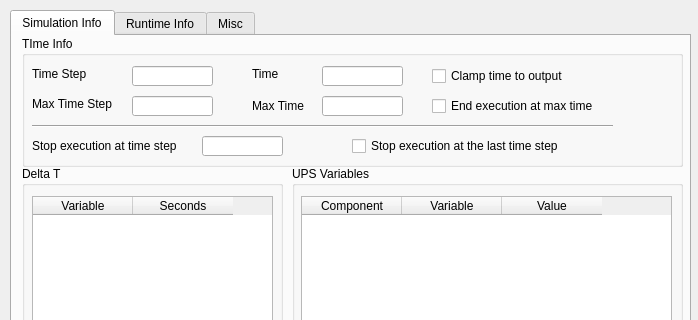
Qt form src/VisIt/libsim/uintah.ui (Uintah/Uintah) before a commit; both pictures show x 0 to 698 and y 0 to 320 of the 698 by 837 pixel window.
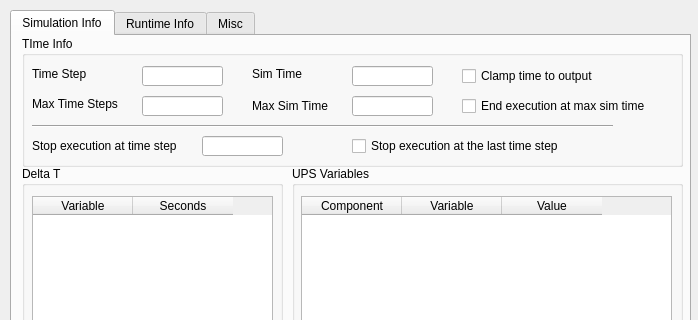
The same form after that commit.

Commit message: name simplification

```diff
--- a/src/VisIt/libsim/uintah.ui
+++ b/src/VisIt/libsim/uintah.ui
@@ -45,7 +45,7 @@
       <widget class="QLineEdit" name="SimTimeMax">
        <property name="geometry">
         <rect>
-         <x>300</x>
+         <x>330</x>
          <y>60</y>
          <width>81</width>
          <height>20</height>
@@ -62,7 +62,7 @@
         </rect>
        </property>
        <property name="text">
-        <string>Max Time</string>
+        <string>Max Sim Time</string>
        </property>
       </widget>
       <widget class="QLabel" name="TimeStepLabel">
@@ -70,8 +70,8 @@
         <rect>
          <x>10</x>
          <y>30</y>
-         <width>100</width>
-         <height>15</height>
+         <width>111</width>
+         <height>16</height>
         </rect>
        </property>
        <property name="text">
@@ -81,7 +81,7 @@
       <widget class="QLineEdit" name="TimeStep">
        <property name="geometry">
         <rect>
-         <x>110</x>
+         <x>120</x>
          <y>30</y>
          <width>81</width>
          <height>20</height>
@@ -91,7 +91,7 @@
       <widget class="QLineEdit" name="SimTime">
        <property name="geometry">
         <rect>
-         <x>300</x>
+         <x>330</x>
          <y>30</y>
          <width>81</width>
          <height>20</height>
@@ -103,12 +103,12 @@
         <rect>
          <x>230</x>
          <y>30</y>
-         <width>60</width>
-         <height>15</height>
+         <width>91</width>
+         <height>16</height>
         </rect>
        </property>
        <property name="text">
-        <string>Time</string>
+        <string>Sim Time</string>
        </property>
       </widget>
       <widget class="QLabel" name="TimeStepsMaxLabel">
@@ -116,18 +116,18 @@
         <rect>
          <x>10</x>
          <y>60</y>
-         <width>100</width>
-         <height>15</height>
+         <width>111</width>
+         <height>16</height>
         </rect>
        </property>
        <property name="text">
-        <string>Max Time Step</string>
+        <string>Max Time Steps</string>
        </property>
       </widget>
       <widget class="QLineEdit" name="TimeStepsMax">
        <property name="geometry">
         <rect>
-         <x>110</x>
+         <x>120</x>
          <y>60</y>
          <width>81</width>
          <height>20</height>
@@ -137,20 +137,20 @@
       <widget class="QCheckBox" name="SimTimeEndAtMax">
        <property name="geometry">
         <rect>
-         <x>410</x>
+         <x>440</x>
          <y>60</y>
-         <width>191</width>
+         <width>211</width>
          <height>20</height>
         </rect>
        </property>
        <property name="text">
-        <string>End execution at max time</string>
+        <string>End execution at max sim time</string>
        </property>
       </widget>
       <widget class="QCheckBox" name="ClampTimeToOutput">
        <property name="geometry">
         <rect>
-         <x>410</x>
+         <x>440</x>
          <y>30</y>
          <width>181</width>
          <height>20</height>
```
Left out of the diff: 13 changed lines with no effect on the pictures. The commit also changes 1 other file.
